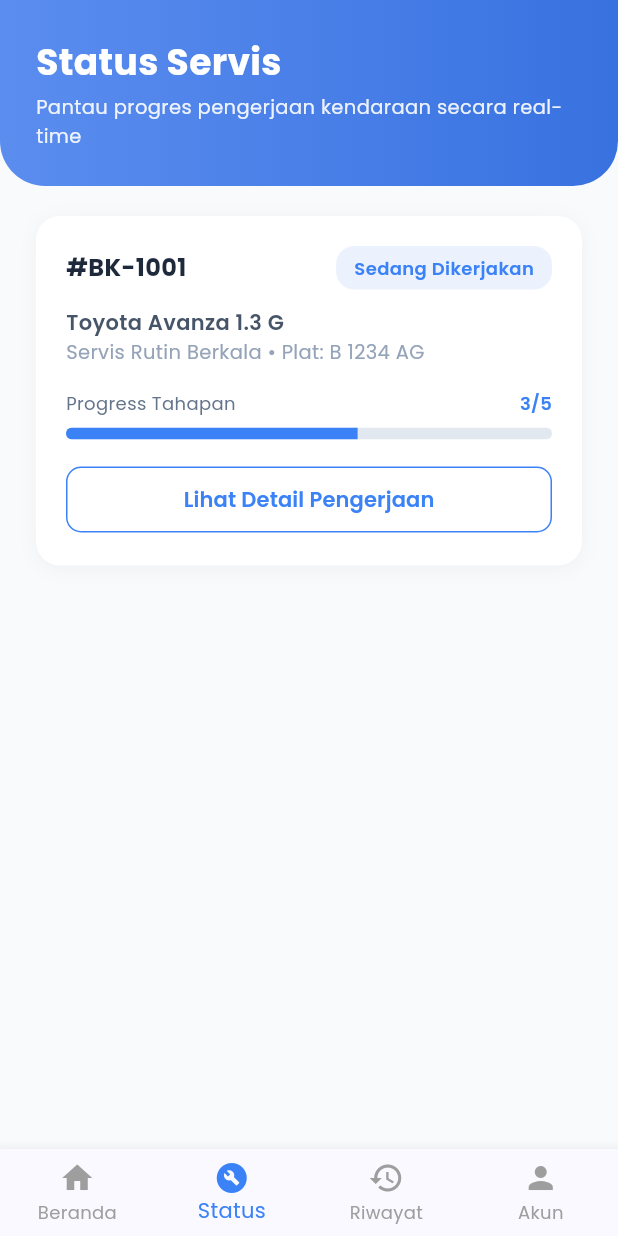
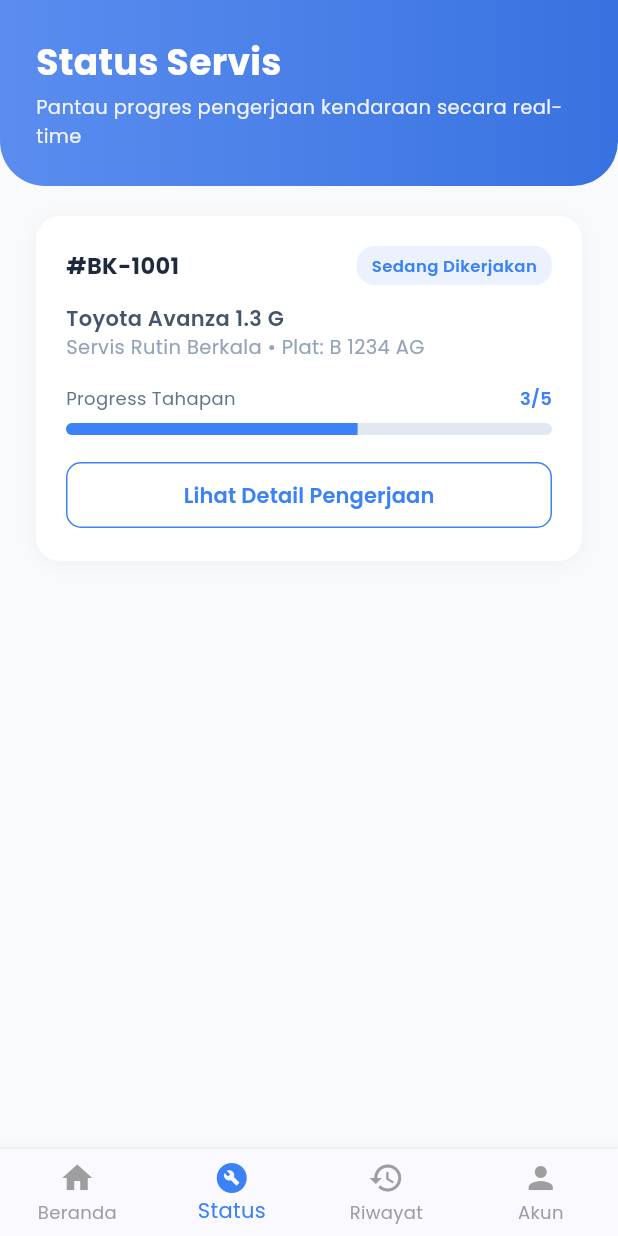
Before and after one commit to ifanagung3/201-AutoGarage, a Flutter app: the StatusServisScreen screen opened by its route, on a phone screen of 412 x 824 dp. Run offline on Flutter 3.47's test engine with Material 3 defaults, Android fonts, the phone set to English and light mode, and no system bars; our stand-ins replace cloud_firestore, firebase_auth, firebase_core, go_router, google_fonts, google_sign_in; accounts and stored records are empty.

Commit message:
FIX: Added initializeDateFormatting in main.dart to resolve LocaleDataException on physical device, and added Expanded with TextOverflow.ellipsis in status_servis_screen.dart to prevent right overflow

```diff
--- a/lib/main.dart
+++ b/lib/main.dart
@@ -1,11 +1,14 @@
 import 'package:flutter/material.dart';
 import 'package:flutter/services.dart';
 import 'package:firebase_core/firebase_core.dart';
+import 'package:intl/date_symbol_data_local.dart';
 import 'core/theme/app_theme.dart';
 import 'core/router/app_router.dart';
 
 Future<void> main() async {
   WidgetsFlutterBinding.ensureInitialized();
+
+  await initializeDateFormatting('id_ID', null);
 
   await SystemChrome.setPreferredOrientations([
     DeviceOrientation.portraitUp,
--- a/lib/screens/main/status_servis_screen.dart
+++ b/lib/screens/main/status_servis_screen.dart
@@ -59,7 +59,7 @@ class StatusServisScreen extends StatelessWidget {
                     'Pantau progres pengerjaan kendaraan secara real-time',
                     style: GoogleFonts.poppins(
                       fontSize: 13,
-                      color: Colors.white.withOpacity(0.9),
+                      color: Colors.white.withValues(alpha: 0.9),
                     ),
                   ),
                 ],
@@ -106,6 +106,9 @@ class StatusServisScreen extends StatelessWidget {
                     itemBuilder: (context, index) {
                       final booking = bookings[index];
                       final statusColor = _getStatusColor(booking.status);
+                      final displayId = booking.id.length > 10
+                          ? '#${booking.id.substring(0, 8)}...'
+                          : booking.id;
 
                       return Container(
                         padding: const EdgeInsets.all(20),
@@ -114,7 +117,7 @@ class StatusServisScreen extends StatelessWidget {
                           borderRadius: BorderRadius.circular(16),
                           boxShadow: [
                             BoxShadow(
-                              color: Colors.black.withOpacity(0.04),
+                              color: Colors.black.withValues(alpha: 0.04),
                               blurRadius: 10,
                               offset: const Offset(0, 2),
                             ),
@@ -126,24 +129,28 @@ class StatusServisScreen extends StatelessWidget {
                             Row(
                               mainAxisAlignment: MainAxisAlignment.spaceBetween,
                               children: [
-                                Text(
-                                  booking.id,
-                                  style: GoogleFonts.poppins(
-                                    fontSize: 16,
-                                    fontWeight: FontWeight.bold,
-                                    color: const Color(0xFF1E293B),
+                                Expanded(
+                                  child: Text(
+                                    displayId,
+                                    overflow: TextOverflow.ellipsis,
+                                    style: GoogleFonts.poppins(
+                                      fontSize: 15,
+                                      fontWeight: FontWeight.bold,
+                                      color: const Color(0xFF1E293B),
+                                    ),
                                   ),
                                 ),
+                                const SizedBox(width: 8),
                                 Container(
-                                  padding: const EdgeInsets.symmetric(horizontal: 12, vertical: 6),
+                                  padding: const EdgeInsets.symmetric(horizontal: 10, vertical: 5),
                                   decoration: BoxDecoration(
-                                    color: statusColor.withOpacity(0.1),
+                                    color: statusColor.withValues(alpha: 0.1),
                                     borderRadius: BorderRadius.circular(12),
                                   ),
                                   child: Text(
                                     booking.status,
                                     style: GoogleFonts.poppins(
-                                      fontSize: 12,
+                                      fontSize: 11,
                                       fontWeight: FontWeight.w600,
                                       color: statusColor,
                                     ),
```
Also changed, not shown: 5 other files.
